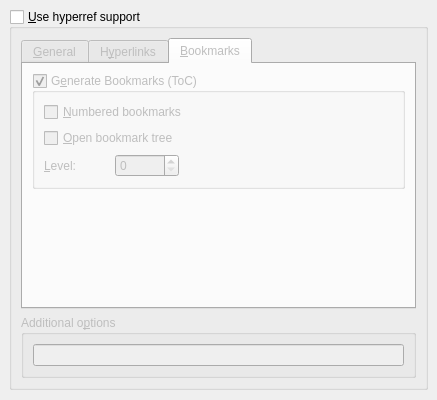
Above: src/frontends/qt4/ui/PDFSupportUi.ui from cburschka/lyx before the change. Below: the same form after it.
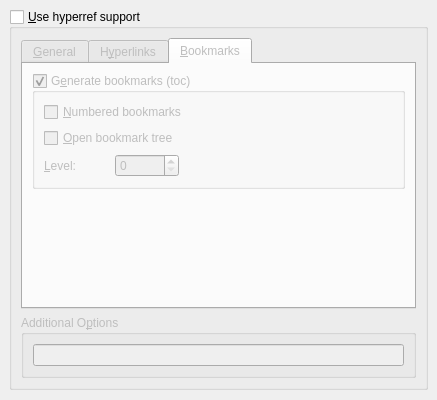
That is the form after the change. The open tabs and pages were chosen to show the change.

```diff
--- a/src/frontends/qt4/ui/PDFSupportUi.ui
+++ b/src/frontends/qt4/ui/PDFSupportUi.ui
@@ -290,7 +290,7 @@
           <item row="0" column="0" >
            <widget class="QGroupBox" name="bookmarksGB" >
             <property name="title" >
-             <string>G&amp;enerate Bookmarks (ToC)</string>
+             <string>G&amp;enerate bookmarks (toc)</string>
             </property>
             <property name="flat" >
              <bool>true</bool>
@@ -385,7 +385,7 @@
       <item row="1" column="0" >
        <widget class="QGroupBox" name="groupBox_3" >
         <property name="title" >
-         <string>Additional o&amp;ptions</string>
+         <string>Additional O&amp;ptions</string>
         </property>
         <property name="flat" >
          <bool>false</bool>
```
